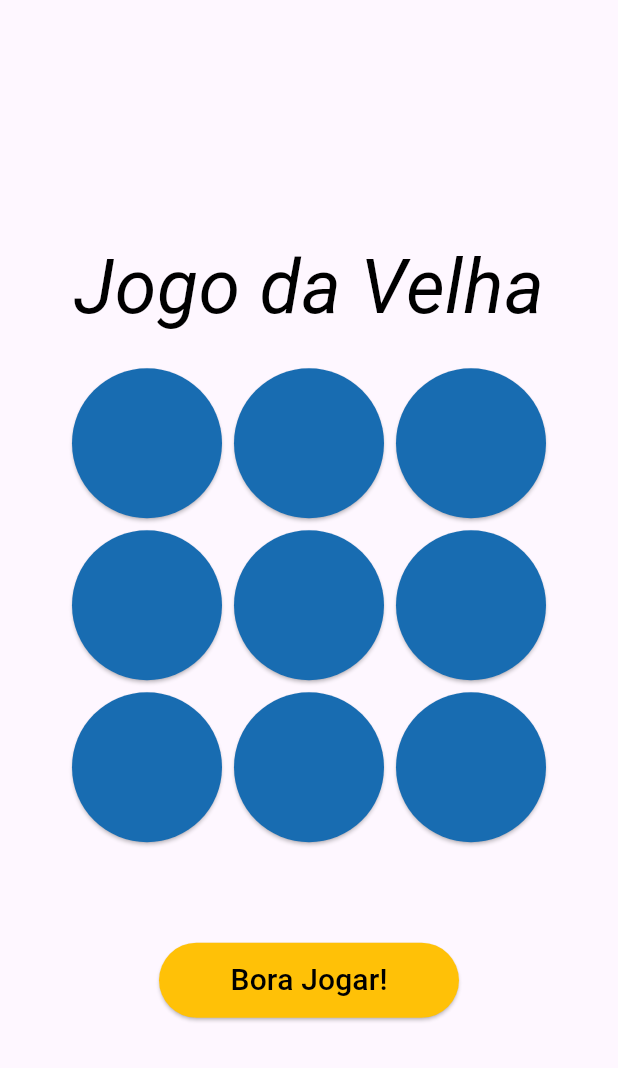
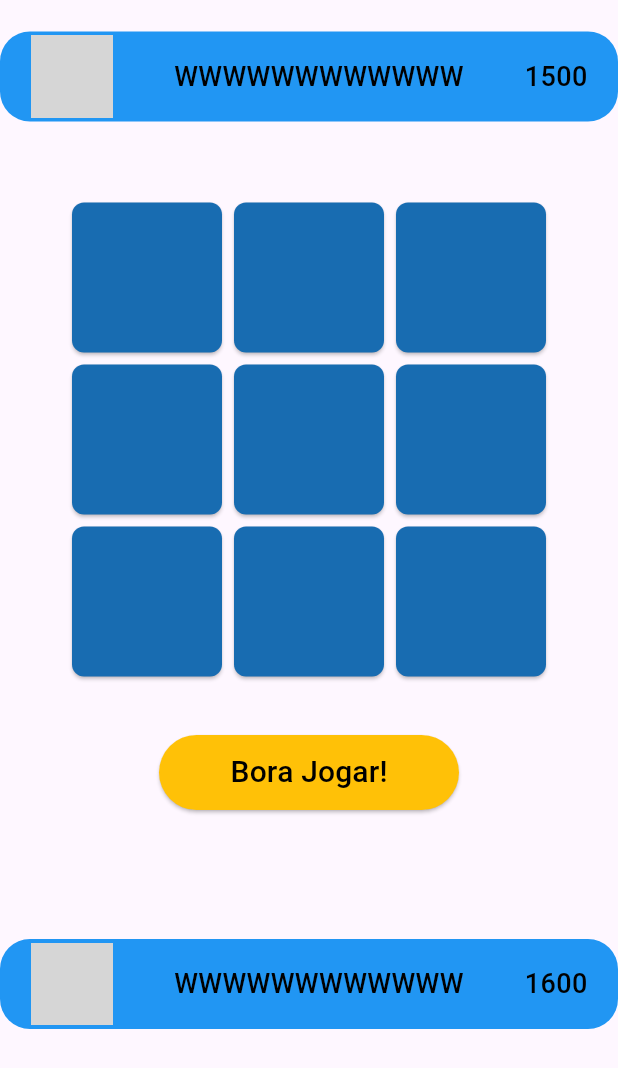
Before and after one commit to thiagocastro1721/jogo_da_velha_on_line, a Flutter app: the MyGame screen opened directly, on a phone screen of 412 x 824 dp. Shown: the top 1068 px of the screen. Run offline on Flutter 3.47's test engine with Material 3 defaults, Android fonts, the phone set to English and light mode, and no system bars; our stand-ins replace vibration; Roboto replaces fonts that are missing (Poppins); grey boxes are pictures that could not be loaded.

Commit message:
Tela MyGame com informações dos jogadores. Pequena vibração ao tocar nas teclas. Vibração mediana ao haver vencedor.

```diff
--- a/lib/pages/my_game_page.dart
+++ b/lib/pages/my_game_page.dart
@@ -1,4 +1,5 @@
 import 'package:flutter/material.dart';
+import 'package:vibration/vibration.dart';
 
 class MyGame extends StatefulWidget {
   const MyGame({Key? key}) : super(key: key);
@@ -26,27 +27,66 @@ class _MyGameState extends State<MyGame> {
   Widget build(BuildContext context) {
     return Scaffold(
       body: Column(
+        children: [
+          Padding(
+            padding: const EdgeInsets.only(top: 21, bottom: 50), // Adiciona padding superior de 21
+            child: Container(
+              height: 60,
+              decoration: const BoxDecoration(
+                color: Colors.blue,
+                borderRadius: BorderRadius.only(
+                  bottomLeft: Radius.circular(20),
+                  bottomRight: Radius.circular(20),
+                  topLeft: Radius.circular(20),
+                  topRight: Radius.circular(20),
+                ),
+              ),
+              child: Row(
+                mainAxisAlignment: MainAxisAlignment.spaceAround,
+                children: [
+                  Padding(
+                    padding: const EdgeInsets.only(left: 0),
+                    child: ClipRRect(
+                      borderRadius: BorderRadius.circular(8),
+                      child: Image.asset(
+                        'assets/player2.png',
+                        width: 55,
+                        height: 55,
+                        fit: BoxFit.cover,
+                      ),
+                    ),
+                  ),
+                  const Text(
+                    'WWWWWWWWWWWW',
+                    textAlign: TextAlign.center,
+                    style: TextStyle(
+                      fontFamily: 'Poppins',
+                      color: Colors.black,
+                      fontSize: 18,
+                      fontWeight: FontWeight.w500,
+                    ),
+                  ),
+                  const Text(
+                    '1500',
+                    textAlign: TextAlign.center,
+                    style: TextStyle(
+                      fontFamily: 'Poppins',
+                      color: Colors.black,
+                      fontSize: 18,
+                      fontWeight: FontWeight.w500,
+                    ),
+                  ),
+                ],
+              ),
+            ),
+          ),
+          Column(
             mainAxisAlignment: MainAxisAlignment.center,
             children: [
               AbsorbPointer(
                 absorbing: !jogoIniciado,
                 child: Column(
                   children: [
-                const Row(
-                  mainAxisAlignment: MainAxisAlignment.center,
-                  children: [
-                    Padding(
-                      padding: EdgeInsets.all(14.0),
-                      child: Text(
-                        "Jogo da Velha",
-                        style: TextStyle(
-                            fontSize: 50,
-                            color: Colors.black,
-                            fontStyle: FontStyle.italic),
-                       ),
-                    ),
-                  ],
-                ),
                     Row(
                       mainAxisAlignment: MainAxisAlignment.center,
                       children: [
@@ -77,20 +117,76 @@ class _MyGameState extends State<MyGame> {
               Column(
                 children: [
                   Padding(
-                padding: const EdgeInsets.all(15.0),
+                    padding: const EdgeInsets.all(1.0),
                     child: Text(
                       textoInformativo,
                       style: const TextStyle(
                         fontSize: 20,
                         color: Colors.black,
-                      fontWeight: FontWeight.bold),
+                        fontWeight: FontWeight.bold,
+                      ),
                     ),
                   ),
                   AbsorbPointer(
                     absorbing: jogoIniciado,
                     child: Opacity(
-                      opacity: jogoIniciado ? 0 : 1, child: btInicio())),
+                      opacity: jogoIniciado ? 0 : 1,
+                      child: btInicio(),
+                    ),
+                  ),
                 ],
+              ),
+            ],
+          ),
+          Padding(
+            padding: const EdgeInsets.only(top: 82, bottom: 21), // Adiciona padding inferior de 30
+            child: Container(
+              height: 60,
+              width: double.infinity,
+              decoration: const BoxDecoration(
+                color: Colors.blue,
+                borderRadius: BorderRadius.only(
+                  topLeft: Radius.circular(20),
+                  topRight: Radius.circular(20),
+                  bottomLeft: Radius.circular(20),
+                  bottomRight: Radius.circular(20),
+                ),
+              ),
+              child: Row(
+                mainAxisAlignment: MainAxisAlignment.spaceAround,
+                children: [
+                  ClipRRect(
+                    borderRadius: BorderRadius.circular(8),
+                    child: Image.asset(
+                      'assets/player1.png',
+                      width: 55,
+                      height: 55,
+                      fit: BoxFit.cover,
+                    ),
+                  ),
+                  const Text(
+                    'WWWWWWWWWWWW',
+                    textAlign: TextAlign.center,
+                    style: TextStyle(
+                      fontFamily: 'Poppins',
+                      color: Colors.black,
+                      fontSize: 18,
+                      fontWeight: FontWeight.w500,
+                    ),
+                  ),
+                  const Text(
+                    '1600',
+                    textAlign: TextAlign.center,
+                    style: TextStyle(
+                      fontFamily: 'Poppins',
+                      color: Colors.black,
+                      fontSize: 18,
+                      fontWeight: FontWeight.w500,
+                    ),
+                  ),
+                ],
+              ),
+            ),
           ),
         ],
       ),
@@ -101,23 +197,40 @@ class _MyGameState extends State<MyGame> {
     return Padding(
       padding: const EdgeInsets.all(4.0),
       child: ElevatedButton(
-        onPressed: () {
+        onPressed: () async {
           setState(() {
             clique(coluna: coluna, linha: linha);
           });
+
+          // Adiciona uma pequena vibração ao tocar no botão
+          _vibrateShort();
         },
         style: ElevatedButton.styleFrom(
           fixedSize: const Size(100, 100),
+          shape: RoundedRectangleBorder(
+              borderRadius: BorderRadius.circular(8),
+          ),
           backgroundColor: botaoVencedor[linha][coluna]
               ? Colors.red // Cor vermelha para os botões vencedores
               : const Color.fromARGB(255, 24, 108, 177), // Cor padrão
         ),
         child: Text(
           grade[linha][coluna],
-          style: const TextStyle(fontSize: 50),
+          style: const TextStyle(fontSize: 50, color: Colors.black),
         ),
       ),
     );
+  }
+
+  void _vibrateShort() async {
+    // Verifica se o dispositivo suporta vibração
+    bool hasVibrator = await Vibration.hasVibrator() ?? false;
+
+    // Verifica se o dispositivo suporta vibração antes de vibrar
+    if (hasVibrator) {
+      // Faz o celular vibrar por um curto período (ajuste conforme necessário)
+      Vibration.vibrate(duration: 100);
+    }
   }
 
   Widget btInicio() {
@@ -139,7 +252,9 @@ class _MyGameState extends State<MyGame> {
           });
         },
         style: ElevatedButton.styleFrom(
-            fixedSize: const Size(200, 50), backgroundColor: Colors.amber),
+          fixedSize: const Size(200, 50),
+          backgroundColor: Colors.amber,
+        ),
         child: Text(
           jogadas > 0 ? "jogar novamente" : "Bora Jogar!",
           style: const TextStyle(fontSize: 20, color: Colors.black),
@@ -156,6 +271,7 @@ class _MyGameState extends State<MyGame> {
         verificaVencedor(jogador: jogadorAtual, linha: linha, coluna: coluna);
 
     if (existeVencedor) {
+      Vibration.vibrate();
       textoInformativo = '$jogadorAtual Venceu!';
       jogoIniciado = false;
     } else if (existeVencedor == false && jogadas == 9) {
--- a/pubspec.yaml
+++ b/pubspec.yaml
@@ -30,6 +30,7 @@ environment:
 dependencies:
   flutter:
     sdk: flutter
+  vibration: ^1.8.4
 
   flutter_native_splash:
   flutter_launcher_icons: "^0.13.1"
@@ -41,6 +42,7 @@ dependencies:
 dev_dependencies:
   flutter_test:
     sdk: flutter
+
 
   # The "flutter_lints" package below contains a set of recommended lints to
   # encourage good coding practices. The lint set provided by the package is
@@ -67,6 +69,9 @@ flutter:
   assets:
     - assets/splashscreen_tictactoe.png
     - assets/tictactoe_icon.png
+    - assets/player1.png
+    - assets/player2.png
+
 
   # An image asset can refer to one or more resolution-specific "variants", see
   # https://flutter.dev/assets-and-images/#resolution-aware
```
Also changed, not shown: lib/pages/homepage.dart (+6 -13 lines), pubspec.lock, 5 other files. Lines whose indentation alone changed are shown as unchanged.
